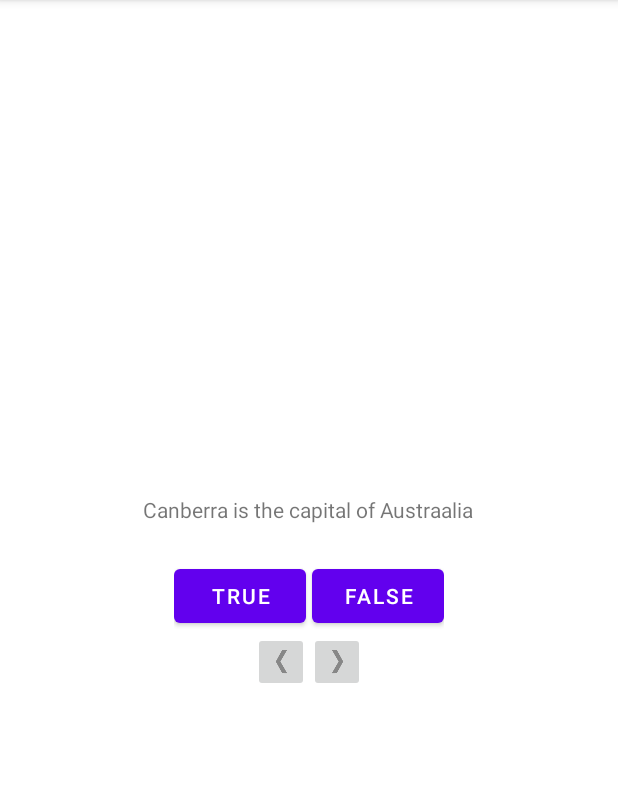
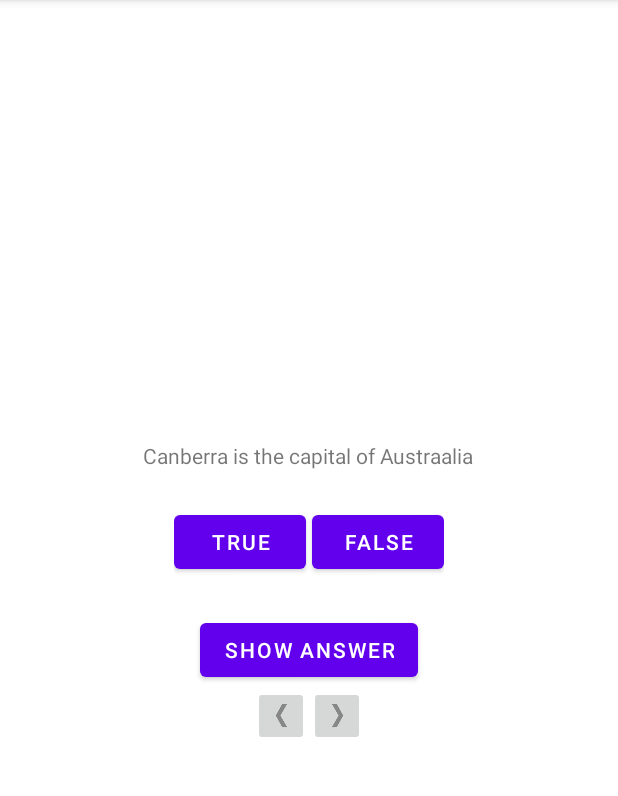
Before and after one commit to Had0w/GeoQuiz, an Android app: the screen it shows after launch (MainActivity), on a phone screen of 412 x 824 dp, the part 84-880 px from its top. Run offline under Robolectric (Android 15) with nearby library versions, the phone set to English and light mode, and no system bars.

Commit message:
- added show answer button and cheat button

```diff
--- a/app/src/main/java/ru/klyuev/QuizViewModel.kt
+++ b/app/src/main/java/ru/klyuev/QuizViewModel.kt
@@ -5,8 +5,9 @@ import androidx.lifecycle.ViewModel
 class QuizViewModel : ViewModel() {
 
     var currentIndex = 0
-    var answeredQuestion = 0;
-    var rightAnswers = 0;
+    var answeredQuestion = 0
+    var rightAnswers = 0
+    var isCheater = false
 
     val currentQuestionAnswer: Boolean
     get() = questionsBank[currentIndex].answer
--- a/app/src/main/res/layout-land/activity_main.xml
+++ b/app/src/main/res/layout-land/activity_main.xml
@@ -30,6 +30,14 @@
             android:layout_marginStart="2dp"
             android:text="@string/false_button" />
     </LinearLayout>
+
+    <Button
+        android:id="@+id/show_answer_button"
+        android:layout_width="wrap_content"
+        android:layout_height="wrap_content"
+        android:layout_gravity="bottom|center_horizontal"
+        android:text="@string/show_answer_button"/>
+
     <LinearLayout
         android:layout_width="wrap_content"
         android:layout_height="wrap_content"
--- a/app/src/main/res/layout/activity_main.xml
+++ b/app/src/main/res/layout/activity_main.xml
@@ -32,6 +32,14 @@
             android:layout_marginStart="2dp"
             android:text="@string/false_button" />
     </LinearLayout>
+
+    <Button
+        android:id="@+id/show_answer_button"
+        android:layout_width="wrap_content"
+        android:layout_height="wrap_content"
+        android:layout_marginTop="24dp"
+        android:text="@string/show_answer_button"/>
+
     <LinearLayout
         android:layout_width="wrap_content"
         android:layout_height="wrap_content"
--- a/app/src/main/res/values/strings.xml
+++ b/app/src/main/res/values/strings.xml
@@ -14,4 +14,8 @@
     <string name="question_americas">The Amazon River is the longest river in the Americas.</string>
     <string name="question_asia">Lake Baikal is the world\'s oldest and deepest freshwater lake.</string>
     <string name="right_percent">Right answer percent:</string>
+    <string name="warning_text">Are you sure you want to do this?</string>
+    <string name="show_answer_button">Show Answer</string>
+    <string name="cheat_button">Cheat!</string>
+    <string name="judgment_toast">Cheating is wrong.</string>
 </resources>
```
Also changed, not shown: app/src/main/AndroidManifest.xml (+10 -3 lines), app/src/main/java/ru/klyuev/CheatActivity.kt (added, +53 -0 lines), app/src/main/java/ru/klyuev/MainActivity.kt (+37 -7 lines), app/src/main/res/layout/activity_cheat.xml (added, +30 -0 lines).
